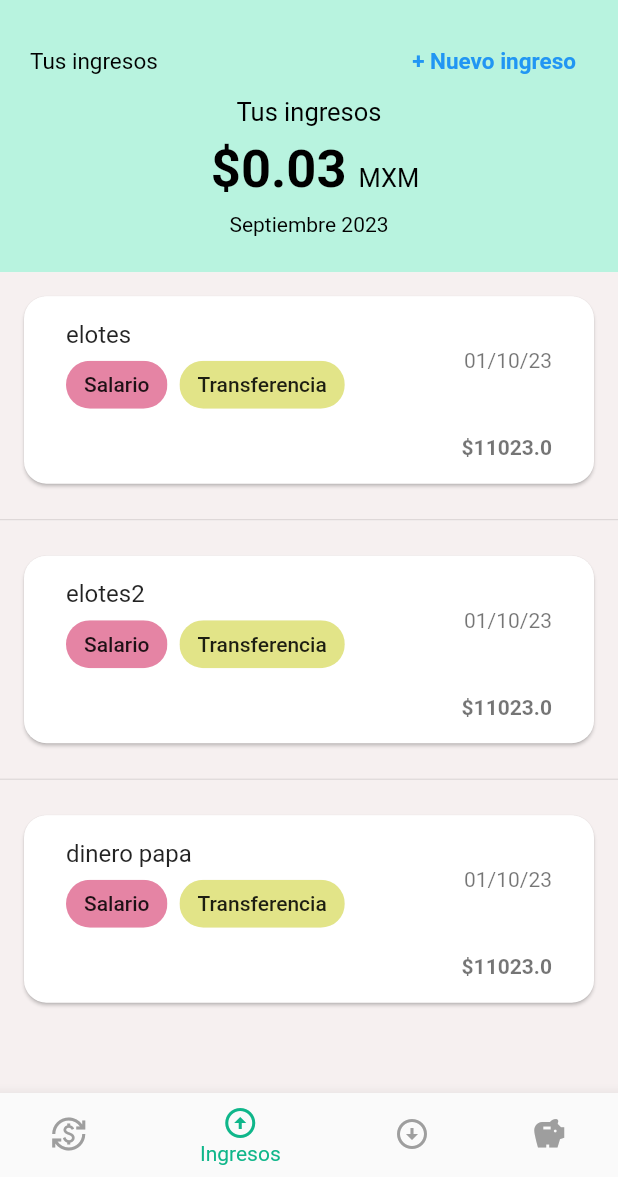
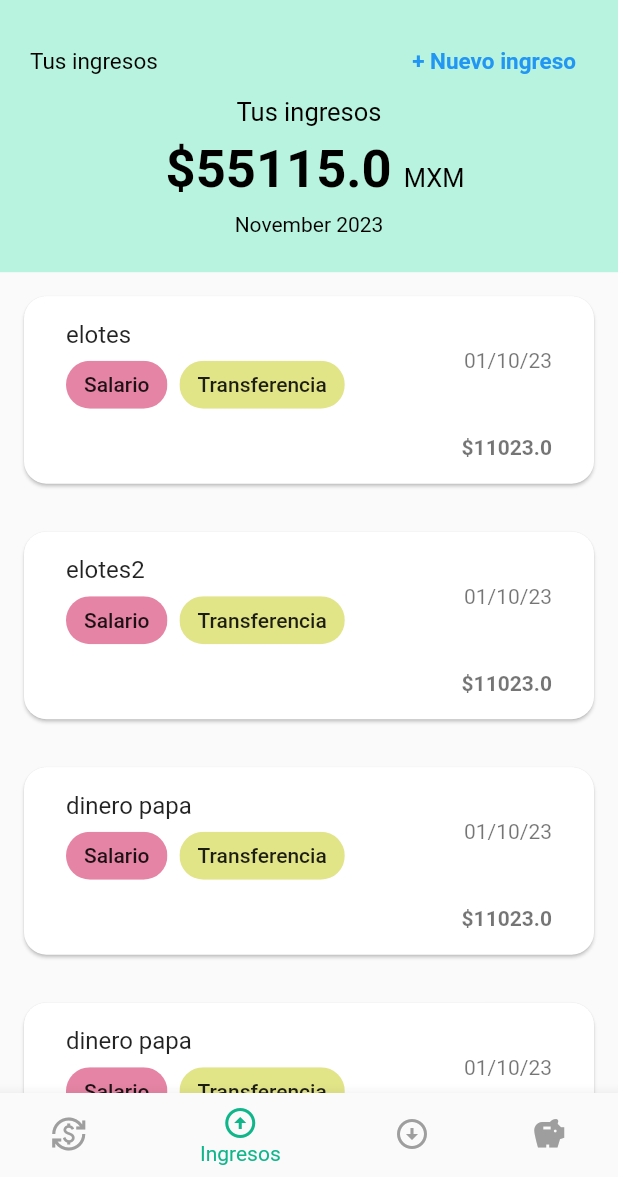
Before and after one commit to valrmzl/ProyectoMovilesVNS, a Flutter app: the screen it shows after launch, item 2 of the bottom bar chosen, on a phone screen of 412 x 824 dp, the part 59-1236 px from its top. Run offline on Flutter 3.47's test engine with Material 2 defaults, Android fonts, the phone set to English and light mode, and no system bars; our stand-ins replace bloc, carousel_slider, equatable, flutter_bloc, permission_handler, table_calendar; network calls fail.

Commit message:
ya no me acuerdo que movi pero ahora esta mas chido

```diff
--- a/lib/Screens/ingresos.dart
+++ b/lib/Screens/ingresos.dart
@@ -38,6 +38,7 @@ class Ingresos extends StatefulWidget {
 
 class _IngresosState extends State<Ingresos> {
   late List<Ingreso> items;
+  double total = 0;
 
   Future<List<Ingreso>> loadJsonData() async {
     final jsonString = await rootBundle.loadString('lib/data/ingreso.json');
@@ -49,12 +50,44 @@ class _IngresosState extends State<Ingresos> {
     return lista;
   }
 
+  String getMonthName(int month) {
+    switch (month) {
+      case 1:
+        return "January";
+      case 2:
+        return "February";
+      case 3:
+        return "March";
+      case 4:
+        return "April";
+      case 5:
+        return "May";
+      case 6:
+        return "June";
+      case 7:
+        return "July";
+      case 8:
+        return "August";
+      case 9:
+        return "September";
+      case 10:
+        return "October";
+      case 11:
+        return "November";
+      case 12:
+        return "December";
+      default:
+        return "Invalid Month";
+    }
+  }
+
   @override
   void initState() {
     super.initState();
     loadJsonData().then((loadedData) {
       setState(() {
         items = loadedData;
+        total = items.map((item) => item.precio).reduce((a, b) => a + b);
       });
     });
   }
@@ -128,7 +161,7 @@ class _IngresosState extends State<Ingresos> {
                           Padding(
                             padding: const EdgeInsets.all(8.0),
                             child: Text(
-                              r"$0.03",
+                              "\$${total.toString()}",
                               style: TextStyle(
                                   fontSize: 35,
                                   fontWeight: FontWeight.bold,
@@ -146,19 +179,16 @@ class _IngresosState extends State<Ingresos> {
                           )
                         ],
                       ),
-                      Text('Septiembre 2023',
+                      Text(
+                          '${getMonthName(DateTime.now().month)} ${DateTime.now().year}',
                           style: TextStyle(
                               color: themeState.themeData.colorScheme.shadow))
                     ]),
                   ),
-                  Container(
-                    color: themeState.themeData.colorScheme.onSurfaceVariant,
-                    height: MediaQuery.of(context).size.height * 1,
-                    child: ListView.separated(
+                  ListView.builder(
+                    shrinkWrap: true,
+                    physics: NeverScrollableScrollPhysics(),
                     itemCount: items.length,
-                      separatorBuilder: (context, index) {
-                        return Divider();
-                      },
                     itemBuilder: (context, index) {
                       return IngresoItem(
                         titulo: items[index].titulo,
@@ -170,7 +200,6 @@ class _IngresosState extends State<Ingresos> {
                       );
                     },
                   ),
-                  )
                 ],
               ),
             );
--- a/lib/data/ingreso.json
+++ b/lib/data/ingreso.json
@@ -16,5 +16,17 @@
         "subtitulo1": "tarjeta",
         "fecha": "01/10/23",
         "precio": 11023
+    },
+    {
+        "titulo": "dinero papa",
+        "subtitulo1": "tarjeta",
+        "fecha": "01/10/23",
+        "precio": 11023
+    },
+    {
+        "titulo": "dinero papa",
+        "subtitulo1": "tarjeta",
+        "fecha": "01/10/23",
+        "precio": 11023
     }
 ]
```
Also changed, not shown: lib/Screens/ahorros.dart (+36 -2 lines), lib/Screens/gastos.dart (+39 -10 lines). Lines whose indentation alone changed are shown as unchanged.
